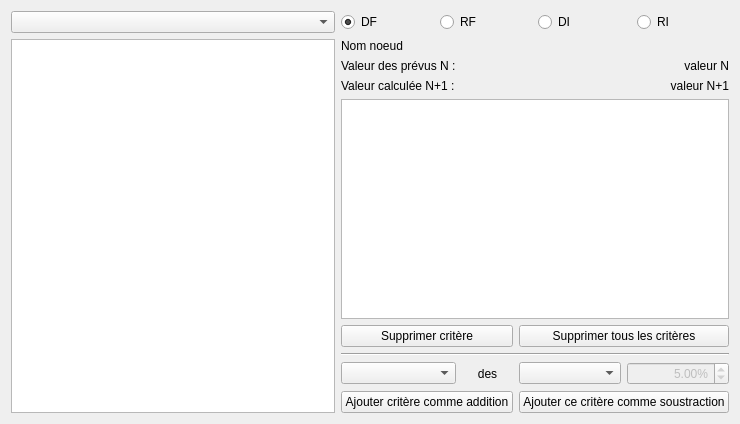
Above: formauditprevisions.ui from GiPiLab/ProtonClassicSuite before the change. Below: the same form after it.
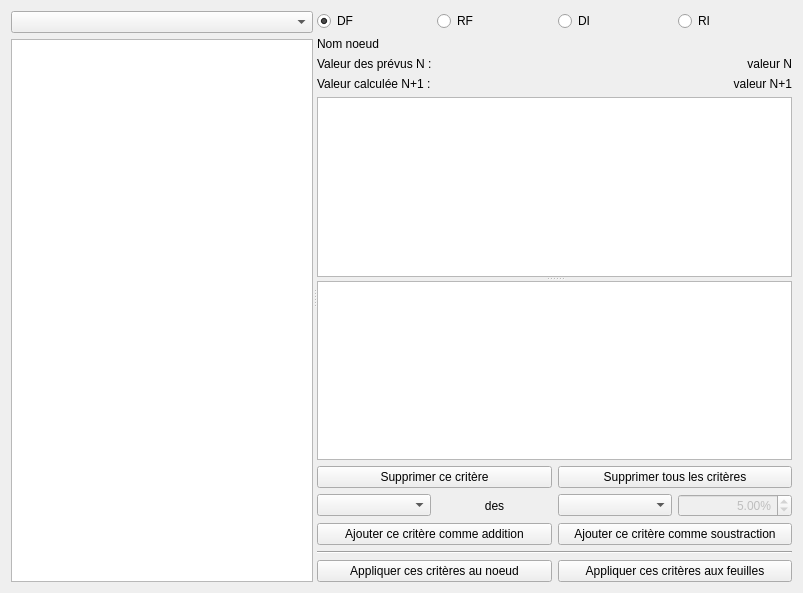
That is the form after the change.

Patch:
```diff
--- a/formauditprevisions.ui
+++ b/formauditprevisions.ui
@@ -6,25 +6,46 @@
    <rect>
     <x>0</x>
     <y>0</y>
-    <width>740</width>
-    <height>424</height>
+    <width>803</width>
+    <height>593</height>
    </rect>
   </property>
   <property name="windowTitle">
    <string>Form</string>
   </property>
-  <layout class="QGridLayout" name="gridLayout">
-   <item row="0" column="0">
+  <layout class="QHBoxLayout" name="horizontalLayout_2">
+   <item>
+    <widget class="QSplitter" name="splitter_2">
+     <property name="orientation">
+      <enum>Qt::Horizontal</enum>
+     </property>
+     <widget class="QWidget" name="">
+      <layout class="QVBoxLayout" name="verticalLayout">
+       <item>
     <widget class="QComboBox" name="comboListPrevisions"/>
    </item>
-   <item row="8" column="4" colspan="2">
-    <widget class="QPushButton" name="pushButtonAddCriteriaToSubstract">
-     <property name="text">
-      <string>Ajouter ce critère comme soustraction</string>
-     </property>
-    </widget>
-   </item>
-   <item row="0" column="1" colspan="5">
+       <item>
+        <widget class="QTreeView" name="treeView">
+         <property name="editTriggers">
+          <set>QAbstractItemView::NoEditTriggers</set>
+         </property>
+         <property name="showDropIndicator" stdset="0">
+          <bool>false</bool>
+         </property>
+         <attribute name="headerVisible">
+          <bool>false</bool>
+         </attribute>
+        </widget>
+       </item>
+      </layout>
+     </widget>
+     <widget class="QSplitter" name="splitter">
+      <property name="orientation">
+       <enum>Qt::Vertical</enum>
+      </property>
+      <widget class="QWidget" name="">
+       <layout class="QGridLayout" name="gridLayout">
+        <item row="0" column="0" colspan="2">
     <layout class="QHBoxLayout" name="horizontalLayout">
      <item>
       <widget class="QRadioButton" name="radioButtonDF">
@@ -59,42 +80,14 @@
      </item>
     </layout>
    </item>
-   <item row="7" column="5">
-    <widget class="QDoubleSpinBox" name="doubleSpinBox">
-     <property name="enabled">
-      <bool>false</bool>
-     </property>
-     <property name="alignment">
-      <set>Qt::AlignRight|Qt::AlignTrailing|Qt::AlignVCenter</set>
-     </property>
-     <property name="correctionMode">
-      <enum>QAbstractSpinBox::CorrectToNearestValue</enum>
-     </property>
-     <property name="showGroupSeparator" stdset="0">
-      <bool>false</bool>
-     </property>
-     <property name="suffix">
-      <string>%</string>
-     </property>
-     <property name="maximum">
-      <double>10000.000000000000000</double>
-     </property>
-     <property name="value">
-      <double>5.000000000000000</double>
-     </property>
-    </widget>
-   </item>
-   <item row="7" column="3">
-    <widget class="QLabel" name="label_3">
+        <item row="2" column="0">
+         <widget class="QLabel" name="label_2">
      <property name="text">
-      <string>des</string>
-     </property>
-     <property name="alignment">
-      <set>Qt::AlignCenter</set>
+           <string>Valeur des prévus N :</string>
      </property>
     </widget>
    </item>
-   <item row="2" column="3" colspan="3">
+        <item row="2" column="1">
     <widget class="QLabel" name="labelValueN">
      <property name="text">
       <string>valeur N</string>
@@ -104,51 +97,50 @@
      </property>
     </widget>
    </item>
-   <item row="3" column="1" colspan="2">
+        <item row="3" column="0">
     <widget class="QLabel" name="label_4">
      <property name="text">
       <string>Valeur calculée N+1 :</string>
      </property>
     </widget>
    </item>
-   <item row="1" column="0" rowspan="8">
-    <widget class="QTreeView" name="treeView">
-     <property name="editTriggers">
-      <set>QAbstractItemView::NoEditTriggers</set>
-     </property>
-     <property name="showDropIndicator" stdset="0">
-      <bool>false</bool>
-     </property>
-     <attribute name="headerVisible">
-      <bool>false</bool>
-     </attribute>
-    </widget>
-   </item>
-   <item row="7" column="4">
-    <widget class="QComboBox" name="comboBoxORED"/>
-   </item>
-   <item row="8" column="1" colspan="3">
-    <widget class="QPushButton" name="pushButtonAddCriteriaToAdd">
-     <property name="text">
-      <string>Ajouter critère comme addition</string>
-     </property>
-    </widget>
-   </item>
-   <item row="2" column="1" colspan="2">
-    <widget class="QLabel" name="label_2">
-     <property name="text">
-      <string>Valeur des prévus N :</string>
+        <item row="3" column="1">
+         <widget class="QLabel" name="labelValueNplus1">
+          <property name="text">
+           <string>valeur N+1</string>
+          </property>
+          <property name="alignment">
+           <set>Qt::AlignRight|Qt::AlignTrailing|Qt::AlignVCenter</set>
+          </property>
+         </widget>
+        </item>
+        <item row="4" column="0" colspan="2">
+         <widget class="QTextEdit" name="textEdit">
+          <property name="font">
+           <font>
+            <pointsize>7</pointsize>
+           </font>
+          </property>
+          <property name="readOnly">
+           <bool>true</bool>
      </property>
     </widget>
    </item>
-   <item row="5" column="4" colspan="2">
-    <widget class="QPushButton" name="pushButtonDeleteAll">
+        <item row="1" column="0" colspan="2">
+         <widget class="QLabel" name="labelNodeName">
      <property name="text">
-      <string>Supprimer tous les critères</string>
-     </property>
-    </widget>
-   </item>
-   <item row="4" column="1" colspan="5">
+           <string>Nom noeud</string>
+          </property>
+          <property name="wordWrap">
+           <bool>true</bool>
+          </property>
+         </widget>
+        </item>
+       </layout>
+      </widget>
+      <widget class="QWidget" name="">
+       <layout class="QGridLayout" name="gridLayout_2">
+        <item row="0" column="0" colspan="4">
     <widget class="QTableView" name="tableViewCriteria">
      <property name="editTriggers">
       <set>QAbstractItemView::NoEditTriggers</set>
@@ -162,9 +154,6 @@
      <property name="wordWrap">
       <bool>false</bool>
      </property>
-     <attribute name="horizontalHeaderStretchLastSection">
-      <bool>true</bool>
-     </attribute>
      <attribute name="verticalHeaderVisible">
       <bool>false</bool>
      </attribute>
@@ -173,41 +162,99 @@
      </attribute>
     </widget>
    </item>
-   <item row="1" column="1" colspan="5">
-    <widget class="QLabel" name="labelNodeName">
+        <item row="1" column="2" colspan="2">
+         <widget class="QPushButton" name="pushButtonDeleteAll">
      <property name="text">
-      <string>Nom noeud</string>
-     </property>
-     <property name="wordWrap">
-      <bool>true</bool>
+           <string>Supprimer tous les critères</string>
      </property>
     </widget>
    </item>
-   <item row="7" column="1" colspan="2">
+        <item row="2" column="0">
     <widget class="QComboBox" name="comboBoxOperators"/>
    </item>
-   <item row="3" column="3" colspan="3">
-    <widget class="QLabel" name="labelValueNplus1">
+        <item row="2" column="1">
+         <widget class="QLabel" name="label_3">
      <property name="text">
-      <string>valeur N+1</string>
+           <string>des</string>
+          </property>
+          <property name="alignment">
+           <set>Qt::AlignCenter</set>
+          </property>
+         </widget>
+        </item>
+        <item row="2" column="2">
+         <widget class="QComboBox" name="comboBoxORED"/>
+        </item>
+        <item row="2" column="3">
+         <widget class="QDoubleSpinBox" name="doubleSpinBox">
+          <property name="enabled">
+           <bool>false</bool>
      </property>
      <property name="alignment">
       <set>Qt::AlignRight|Qt::AlignTrailing|Qt::AlignVCenter</set>
      </property>
-    </widget>
-   </item>
-   <item row="5" column="1" colspan="3">
-    <widget class="QPushButton" name="pushButtonDelCriteria">
+          <property name="correctionMode">
+           <enum>QAbstractSpinBox::CorrectToNearestValue</enum>
+          </property>
+          <property name="showGroupSeparator" stdset="0">
+           <bool>false</bool>
+          </property>
+          <property name="suffix">
+           <string>%</string>
+          </property>
+          <property name="maximum">
+           <double>10000.000000000000000</double>
+          </property>
+          <property name="value">
+           <double>5.000000000000000</double>
+          </property>
+         </widget>
+        </item>
+        <item row="3" column="0" colspan="2">
+         <widget class="QPushButton" name="pushButtonAddCriteriaToAdd">
      <property name="text">
-      <string>Supprimer critère</string>
+           <string>Ajouter ce critère comme addition</string>
      </property>
     </widget>
    </item>
-   <item row="6" column="1" colspan="5">
+        <item row="3" column="2" colspan="2">
+         <widget class="QPushButton" name="pushButtonAddCriteriaToSubstract">
+          <property name="text">
+           <string>Ajouter ce critère comme soustraction</string>
+          </property>
+         </widget>
+        </item>
+        <item row="4" column="0" colspan="4">
     <widget class="Line" name="line">
      <property name="orientation">
       <enum>Qt::Horizontal</enum>
      </property>
+         </widget>
+        </item>
+        <item row="5" column="0" colspan="2">
+         <widget class="QPushButton" name="pushButtonApplyToNode">
+          <property name="text">
+           <string>Appliquer ces critères au noeud</string>
+          </property>
+         </widget>
+        </item>
+        <item row="5" column="2" colspan="2">
+         <widget class="QPushButton" name="pushButtonApplyToLeaves">
+          <property name="text">
+           <string>Appliquer ces critères aux feuilles</string>
+          </property>
+         </widget>
+        </item>
+        <item row="1" column="0" colspan="2">
+         <widget class="QPushButton" name="pushButtonDelCriteria">
+          <property name="text">
+           <string>Supprimer ce critère</string>
+          </property>
+         </widget>
+        </item>
+       </layout>
+      </widget>
+     </widget>
     </widget>
    </item>
   </layout>
```
Lines whose indentation alone changed are shown as unchanged.
